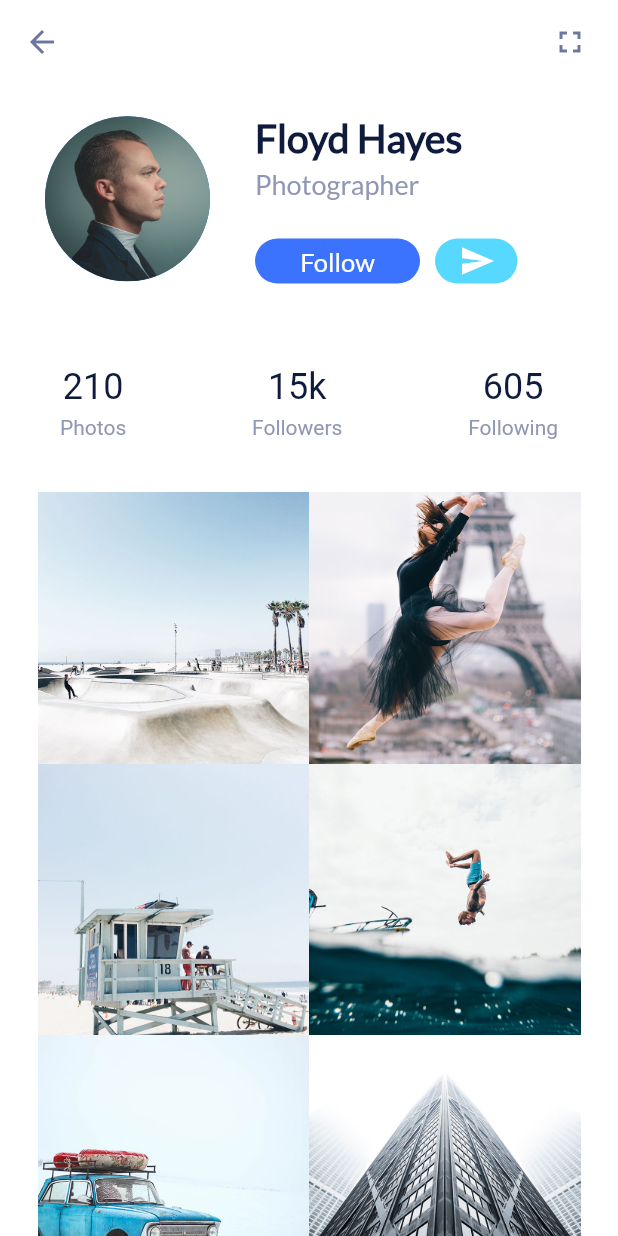
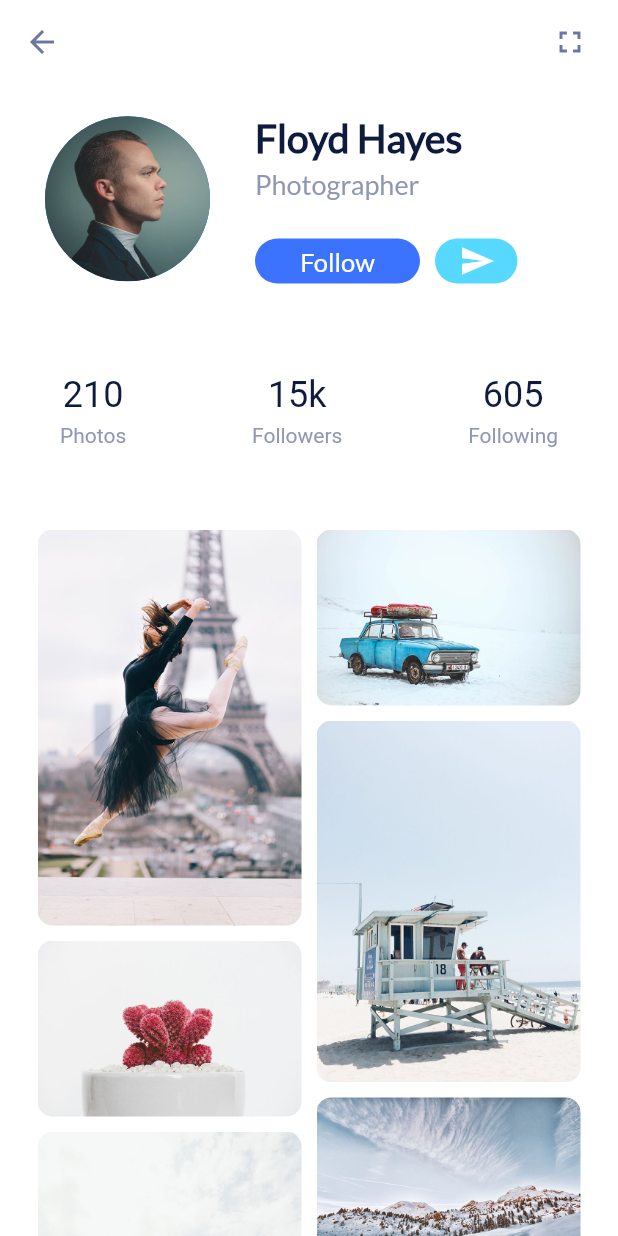
Before and after one commit to marcedroid/flutter_inspiration, a Flutter app: the screen it shows after launch, after a tap on "Social 01", on a phone screen of 412 x 824 dp. Run offline on Flutter 3.47's test engine with Material 2 defaults, Android fonts, the phone set to English and light mode, and no system bars.

Commit message:
Grid de imagenes

```diff
--- a/lib/social_01/main_social_01.dart
+++ b/lib/social_01/main_social_01.dart
@@ -1,6 +1,7 @@
 import 'package:flutter/material.dart';
 import 'my_appbar.dart';
 import 'custom_values.dart';
+import 'package:flutter_staggered_grid_view/flutter_staggered_grid_view.dart';
 
 class MainSocial01 extends StatelessWidget {
   @override
@@ -120,7 +121,7 @@ Widget _profile(){
 Widget _counts(BuildContext context){
   return Container(
     padding: EdgeInsets.symmetric(
-        vertical: 35.0,
+        vertical: 40.0,
         horizontal: 40.0
     ),
     child: Row(
@@ -177,31 +178,38 @@ Widget _counts(BuildContext context){
 
 Widget _feedImage(){
   return Container(
-    margin: EdgeInsets.symmetric(horizontal: 25.0),
-    child: GridView.count(
-      crossAxisCount: 2,
+    margin: EdgeInsets.only(
+      left: 25.0,
+      right: 25.0,
+      top: 15.0
+    ),
+    child: StaggeredGridView.countBuilder(
       physics: NeverScrollableScrollPhysics(),
       shrinkWrap: true,
-      children: <Widget>[
-        _ImageGridItem('assets/images/social_01/image-1.jpg'),
-        _ImageGridItem('assets/images/social_01/image-2.jpg'),
-        _ImageGridItem('assets/images/social_01/image-3.jpg'),
-        _ImageGridItem('assets/images/social_01/image-4.jpg'),
-        _ImageGridItem('assets/images/social_01/image-5.jpg'),
-        _ImageGridItem('assets/images/social_01/image-6.jpg'),
-        _ImageGridItem('assets/images/social_01/image-7.jpg'),
-        _ImageGridItem('assets/images/social_01/image-8.jpg'),
-        _ImageGridItem('assets/images/social_01/image-9.jpg'),
-        _ImageGridItem('assets/images/social_01/image-10.jpg'),
-      ],
-    ),
+      itemCount: 10,
+      crossAxisCount: 2,
+      crossAxisSpacing: 10.0,
+      mainAxisSpacing: 10.0,
+      itemBuilder: (BuildContext context, int index) => _ImageGridItem(
+          'assets/images/social_01/image-${index+1}.jpg', context
+      ),
+      staggeredTileBuilder: (int index) => StaggeredTile.fit(1)
+    )
   );
 }
 
-Widget _ImageGridItem(String imagePath) {
-  return Image(
-    image: AssetImage(imagePath),
-    fit: BoxFit.cover,
+Widget _ImageGridItem(String imagePath, BuildContext context) {
+  return GestureDetector(
+    child: ClipRRect(
+      borderRadius: BorderRadius.all(Radius.circular(10.0)),
+      child: Image(
+          image: AssetImage(imagePath)
+      ),
+    ),
+
+    onTap: (){
+      Scaffold.of(context).showSnackBar(SnackBar(content: Text(imagePath)));
+    },
   );
 }
 
--- a/pubspec.yaml
+++ b/pubspec.yaml
@@ -23,6 +23,7 @@ dependencies:
   # The following adds the Cupertino Icons font to your application.
   # Use with the CupertinoIcons class for iOS style icons.
   cupertino_icons: ^0.1.2
+  flutter_staggered_grid_view: ^0.2.7
 
 dev_dependencies:
   flutter_test:
```
Also changed, not shown: assets/images/social_01/image-1.jpg, assets/images/social_01/image-2.jpg, assets/images/social_01/image-4.jpg, assets/images/social_01/image-5.jpg, assets/images/social_01/image-6.jpg, assets/images/social_01/image-7.jpg, assets/images/social_01/image-9.jpg, pubspec.lock.
